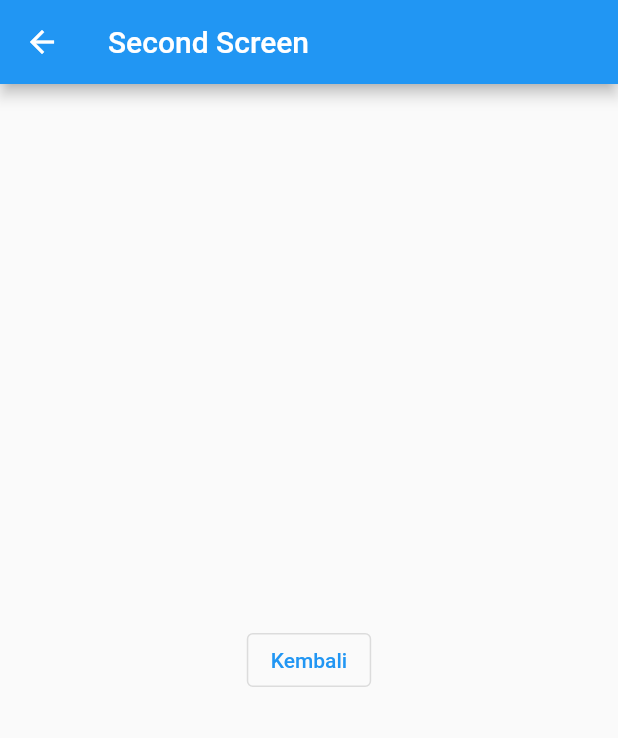
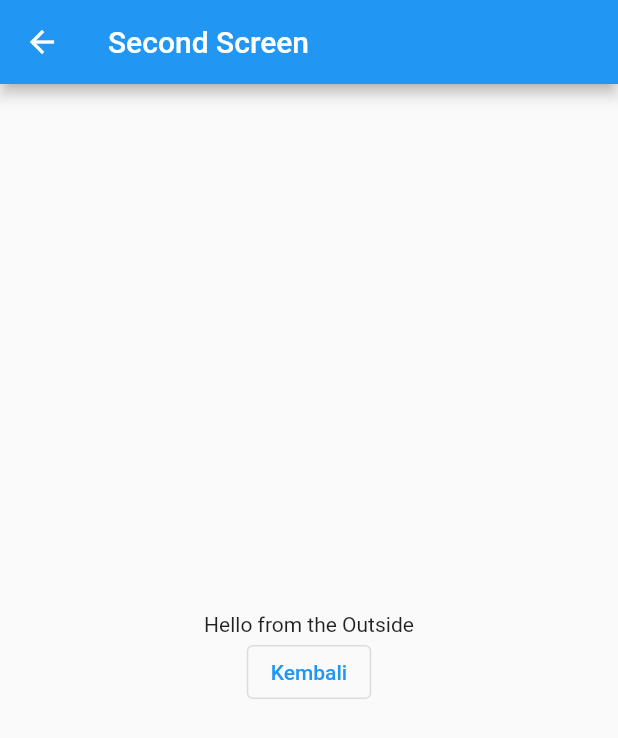
Before and after one commit to ahmfarisi/Kelas-Flutter-SI5A-Gasal-2023-2024, a Flutter app: the screen it shows after launch, after a tap on "Pindah Screen", on a phone screen of 412 x 824 dp. Shown: the top 738 px of the screen. Run offline on Flutter 3.47's test engine with Material 2 defaults, Android fonts, the phone set to English and light mode, and no system bars.

Commit message:
navigate with data

```diff
--- a/d_latihan_navigation/lib/main_screen.dart
+++ b/d_latihan_navigation/lib/main_screen.dart
@@ -2,6 +2,7 @@ import 'package:d_latihan_navigation/second_screen.dart';
 import 'package:flutter/material.dart';
 
 class MainScreen extends StatelessWidget {
+  final String message = 'Hello from the Outside';
   const MainScreen({super.key});
 
   @override
@@ -14,9 +15,10 @@ class MainScreen extends StatelessWidget {
         child: ElevatedButton(
           child: const Text('Pindah Screen'),
           onPressed: () {
-            Navigator.push(context, MaterialPageRoute(builder: (context) {
-              return const SecondScreen();
-            }));
+            Navigator.push(
+                context,
+                MaterialPageRoute(
+                    builder: (context) => SecondScreen(message: message)));
           },
         ),
       ),
--- a/d_latihan_navigation/lib/second_screen.dart
+++ b/d_latihan_navigation/lib/second_screen.dart
@@ -1,7 +1,9 @@
 import 'package:flutter/material.dart';
 
 class SecondScreen extends StatelessWidget {
-  const SecondScreen({super.key});
+  final String message;
+
+  const SecondScreen({super.key, required this.message});
 
   @override
   Widget build(BuildContext context) {
@@ -10,11 +12,18 @@ class SecondScreen extends StatelessWidget {
         title: const Text('Second Screen'),
       ),
       body: Center(
-        child: OutlinedButton(
-          child: const Text('Kembali'),
-          onPressed: () {},
-        ),
-      ),
+          child: Column(
+        mainAxisAlignment: MainAxisAlignment.center,
+        children: [
+          Text(message),
+          OutlinedButton(
+            child: const Text('Kembali'),
+            onPressed: () {
+              Navigator.pop(context);
+            },
+          ),
+        ],
+      )),
     );
   }
 }
```
